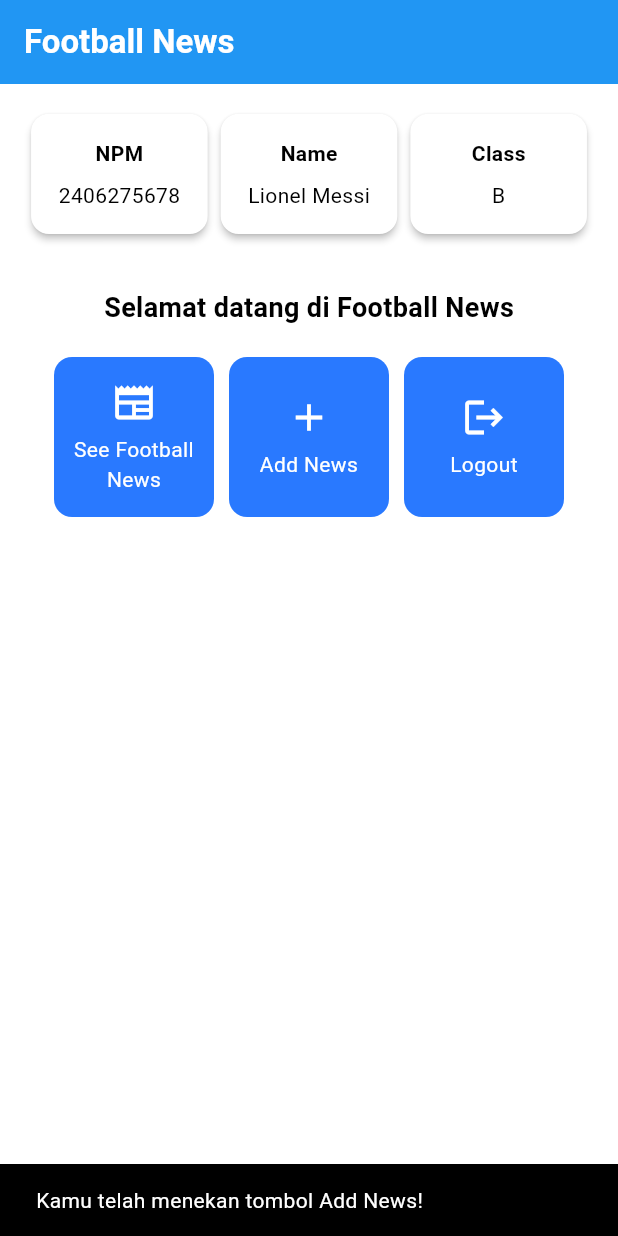
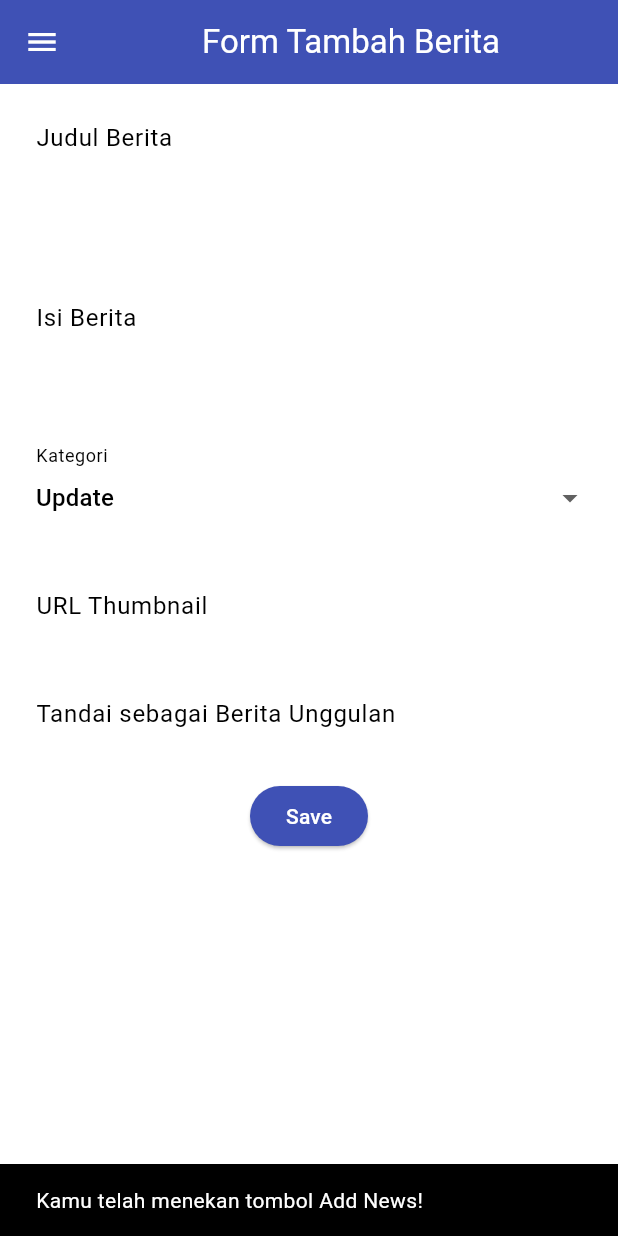
Before and after one commit to ausydhafa/football-news-mobile, a Flutter app: the screen it shows after launch, after a tap on "Add News", on a phone screen of 412 x 824 dp. Run offline on Flutter 3.47's test engine with Material 3 defaults, Android fonts, the phone set to English and light mode, and no system bars.

Commit message:
tutorial 7 selesai

```diff
--- a/football_news/lib/main.dart
+++ b/football_news/lib/main.dart
@@ -1,5 +1,5 @@
 import 'package:flutter/material.dart';
-import 'package:football_news/menu.dart';
+import 'package:football_news/screens/menu.dart';
 
 void main() {
   runApp(const MyApp());
--- a/football_news/lib/menu.dart
+++ b/football_news/lib/screens/menu.dart
@@ -1,4 +1,8 @@
 import 'package:flutter/material.dart';
+import 'package:football_news/widgets/left_drawer.dart';
+import 'package:football_news/screens/newslist_form.dart';
+import 'package:football_news/widgets/news_card.dart';
+
 
 class MyHomePage extends StatelessWidget {
     MyHomePage({super.key});
@@ -30,6 +34,7 @@ class MyHomePage extends StatelessWidget {
             // Warna latar belakang AppBar diambil dari skema warna tema aplikasi.
             backgroundColor: Theme.of(context).colorScheme.primary,
           ),
+          drawer: LeftDrawer(),
           // Body halaman dengan padding di sekelilingnya.
           body: Padding(
             padding: const EdgeInsets.all(16.0),
@@ -125,63 +130,3 @@ class InfoCard extends StatelessWidget {
     );
   }
 }
-
-class ItemHomepage {
- final String name;
- final IconData icon;
-
- ItemHomepage(this.name, this.icon);
-}
-
-class ItemCard extends StatelessWidget {
-  // Menampilkan kartu dengan ikon dan nama.
-
-  final ItemHomepage item;
-
-  const ItemCard(this.item, {super.key});
-
-  @override
-  Widget build(BuildContext context) {
-    return Material(
-      // Menentukan warna latar belakang dari tema aplikasi.
-      color: Theme.of(context).colorScheme.secondary,
-      // Membuat sudut kartu melengkung.
-      borderRadius: BorderRadius.circular(12),
-
-      child: InkWell(
-        // Aksi ketika kartu ditekan.
-        onTap: () {
-          // Menampilkan pesan SnackBar saat kartu ditekan.
-          ScaffoldMessenger.of(context)
-            ..hideCurrentSnackBar()
-            ..showSnackBar(
-              SnackBar(content: Text("Kamu telah menekan tombol ${item.name}!"))
-            );
-        },
-        // Container untuk menyimpan Icon dan Text
-        child: Container(
-          padding: const EdgeInsets.all(8),
-          child: Center(
-            child: Column(
-              // Menyusun ikon dan teks di tengah kartu.
-              mainAxisAlignment: MainAxisAlignment.center,
-              children: [
-                Icon(
-                  item.icon,
-                  color: Colors.white,
-                  size: 30.0,
-                ),
-                const Padding(padding: EdgeInsets.all(3)),
-                Text(
-                  item.name,
-                  textAlign: TextAlign.center,
-                  style: const TextStyle(color: Colors.white),
-                ),
-              ],
-            ),
-          ),
-        ),
-      ),
-    );
-  }
-}
--- /dev/null
+++ b/football_news/lib/screens/newslist_form.dart
@@ -0,0 +1,217 @@
+import 'package:flutter/material.dart';
+import 'package:football_news/widgets/left_drawer.dart';
+// TODO: Impor drawer yang sudah dibuat sebelumnya
+
+class NewsFormPage extends StatefulWidget {
+    const NewsFormPage({super.key});
+
+    @override
+    State<NewsFormPage> createState() => _NewsFormPageState();
+}
+
+class _NewsFormPageState extends State<NewsFormPage> {
+    final _formKey = GlobalKey<FormState>();
+    String _title = "";
+    String _content = "";
+    String _category = "update"; // default
+    String _thumbnail = "";
+    bool _isFeatured = false; // default
+
+    final List<String> _categories = [
+      'transfer',
+      'update',
+      'exclusive',
+      'match',
+      'rumor',
+      'analysis',
+    ];
+
+    @override
+    Widget build(BuildContext context) {
+        return Scaffold(
+                 appBar: AppBar(
+                   title: const Center(
+                     child: Text(
+                       'Form Tambah Berita',
+                     ),
+                   ),
+                   backgroundColor: Colors.indigo,
+                   foregroundColor: Colors.white,
+                 ),
+                 // TODO: Tambahkan drawer yang sudah dibuat di sini
+                 drawer: const LeftDrawer(),
+                 body: Form(
+                   key: _formKey,
+                   child: SingleChildScrollView(
+                     child: Column(
+                       crossAxisAlignment: CrossAxisAlignment.start,
+                       children:[
+                         // === Title ===
+                         Padding(
+                           padding: const EdgeInsets.all(8.0),
+                           child: TextFormField(
+                             decoration: InputDecoration(
+                               hintText: "Judul Berita",
+                               labelText: "Judul Berita",
+                               border: OutlineInputBorder(
+                                 borderRadius: BorderRadius.circular(5.0),
+                               ),
+                             ),
+                             onChanged: (String? value) {
+                               setState(() {
+                                 _title = value!;
+                               });
+                             },
+                             validator: (String? value) {
+                               if (value == null || value.isEmpty) {
+                                 return "Judul tidak boleh kosong!";
+                               }
+                               return null;
+                             },
+                           ),
+                         ),
+
+                         // === Content ===
+                         Padding(
+                           padding: const EdgeInsets.all(8.0),
+                           child: TextFormField(
+                             maxLines: 5,
+                             decoration: InputDecoration(
+                               hintText: "Isi Berita",
+                               labelText: "Isi Berita",
+                               border: OutlineInputBorder(
+                                 borderRadius: BorderRadius.circular(5.0),
+                               ),
+                             ),
+                             onChanged: (String? value) {
+                               setState(() {
+                                 _content = value!;
+                               });
+                             },
+                             validator: (String? value) {
+                               if (value == null || value.isEmpty) {
+                                 return "Isi berita tidak boleh kosong!";
+                               }
+                               return null;
+                             },
+                           ),
+                         ),
+
+                         // === Category ===
+                         Padding(
+                           padding: const EdgeInsets.all(8.0),
+                           child: DropdownButtonFormField<String>(
+                             decoration: InputDecoration(
+                               labelText: "Kategori",
+                               border: OutlineInputBorder(
+                                 borderRadius: BorderRadius.circular(5.0),
+                               ),
+                             ),
+                             value: _category,
+                             items: _categories
+                                 .map((cat) => DropdownMenuItem(
+                                       value: cat,
+                                       child: Text(
+                                           cat[0].toUpperCase() + cat.substring(1)),
+                                     ))
+                                 .toList(),
+                             onChanged: (String? newValue) {
+                               setState(() {
+                                 _category = newValue!;
+                               });
+                             },
+                           ),
+                         ),
+
+                         // === Thumbnail URL ===
+                         Padding(
+                           padding: const EdgeInsets.all(8.0),
+                           child: TextFormField(
+                             decoration: InputDecoration(
+                               hintText: "URL Thumbnail (opsional)",
+                               labelText: "URL Thumbnail",
+                               border: OutlineInputBorder(
+                                 borderRadius: BorderRadius.circular(5.0),
+                               ),
+                             ),
+                             onChanged: (String? value) {
+                               setState(() {
+                                 _thumbnail = value!;
+                               });
+                             },
+                           ),
+                         ),
+
+                         // === Is Featured ===
+                         Padding(
+                           padding: const EdgeInsets.all(8.0),
+                           child: SwitchListTile(
+                             title: const Text("Tandai sebagai Berita Unggulan"),
+                             value: _isFeatured,
+                             onChanged: (bool value) {
+                               setState(() {
+                                 _isFeatured = value;
+                               });
+                             },
+                           ),
+                         ),
+
+                         // === Tombol Simpan ===
+                         Align(
+                           alignment: Alignment.bottomCenter,
+                           child: Padding(
+                             padding: const EdgeInsets.all(8.0),
+                             child: ElevatedButton(
+                               style: ButtonStyle(
+                                 backgroundColor:
+                                     MaterialStateProperty.all(Colors.indigo),
+                               ),
+                               onPressed: () {
+                                 if (_formKey.currentState!.validate()) {
+                                   showDialog(
+                                     context: context,
+                                     builder: (context) {
+                                       return AlertDialog(
+                                         title: const Text('Produk berhasil tersimpan'),
+                                         content: SingleChildScrollView(
+                                           child: Column(
+                                             crossAxisAlignment:
+                                                 CrossAxisAlignment.start,
+                                             children: [
+                                                Text('Judul: $_title'),
+                                                 Text('Isi: $_content'),
+                                                 Text('Kategori: $_category'),
+                                                 Text('Thumbnail: $_thumbnail'),
+                                                 Text(
+                                                     'Unggulan: ${_isFeatured ? "Ya" : "Tidak"}'),
+                                             ],
+                                           ),
+                                         ),
+                                         actions: [
+                                           TextButton(
+                                             child: const Text('OK'),
+                                             onPressed: () {
+                                               Navigator.pop(context);
+                                               _formKey.currentState!.reset();
+                                             },
+                                           ),
+                                         ],
+                                       );
+                                     },
+                                   );
+                                 }
+                               },
+                               child: const Text(
+                                 "Save",
+                                 style: TextStyle(color: Colors.white),
+                                ),
+                              ),
+                            ),
+                          ),
+                        ],
+                      ),
+                    ),
+                  ),
+                );
+              }
+            }
--- /dev/null
+++ b/football_news/lib/widgets/left_drawer.dart
@@ -0,0 +1,76 @@
+import 'package:flutter/material.dart';
+import 'package:football_news/screens/menu.dart';
+import 'package:football_news/screens/newslist_form.dart';
+// TODO: Impor halaman NewsFormPage jika sudah dibuat
+
+class LeftDrawer extends StatelessWidget {
+  const LeftDrawer({super.key});
+
+  @override
+  Widget build(BuildContext context) {
+    return Drawer(
+      child: ListView(
+        children: [
+          const DrawerHeader(
+            decoration: BoxDecoration(
+              color: Colors.blue,
+            ),
+            child: Column(
+              children: [
+                Text(
+                  'Football News',
+                  textAlign: TextAlign.center,
+                  style: TextStyle(
+                    fontSize: 30,
+                    fontWeight: FontWeight.bold,
+                    color: Colors.white,
+                  ),
+                ),
+                Padding(padding: EdgeInsets.all(10)),
+                Text("Seluruh berita sepak bola terkini di sini!",
+                  // TODO: Tambahkan gaya teks dengan center alignment, font ukuran 15, warna putih, dan weight biasa
+                  textAlign: TextAlign.center,
+                  style: TextStyle(
+                    fontSize: 15,
+                    fontWeight: FontWeight.normal,
+                    color: Colors.white,
+                  ),
+                ),
+              ],
+            ),
+          ),
+
+          ListTile(
+            leading: const Icon(Icons.home_outlined),
+            title: const Text('Home'),
+            // Bagian redirection ke MyHomePage
+            onTap: () {
+              Navigator.pushReplacement(
+                  context,
+                  MaterialPageRoute(
+                    builder: (context) => MyHomePage(),
+                  ));
+            },
+          ),
+          ListTile(
+            leading: const Icon(Icons.post_add),
+            title: const Text('Add News'),
+            // Bagian redirection ke NewsFormPage
+            onTap: () {
+              /*
+              TODO: Buatlah routing ke NewsFormPage di sini,
+              setelah halaman NewsFormPage sudah dibuat.
+              */
+              Navigator.pushReplacement(
+                  context,
+                  MaterialPageRoute(
+                    builder: (context) => NewsFormPage(),
+                  ),
+                );
+            },
+          ),
+        ],
+      ),
+    );
+  }
+}
--- /dev/null
+++ b/football_news/lib/widgets/news_card.dart
@@ -0,0 +1,73 @@
+import 'package:flutter/material.dart';
+import 'package:football_news/screens/newslist_form.dart';
+
+class ItemHomepage {
+ final String name;
+ final IconData icon;
+
+ ItemHomepage(this.name, this.icon);
+}
+
+class ItemCard extends StatelessWidget {
+  // Menampilkan kartu dengan ikon dan nama.
+
+  final ItemHomepage item;
+
+  const ItemCard(this.item, {super.key});
+
+  @override
+  Widget build(BuildContext context) {
+    return Material(
+      // Menentukan warna latar belakang dari tema aplikasi.
+      color: Theme.of(context).colorScheme.secondary,
+      // Membuat sudut kartu melengkung.
+      borderRadius: BorderRadius.circular(12),
+
+      child: InkWell(
+        // Area responsif terhadap sentuhan
+        onTap: () {
+          // Memunculkan SnackBar ketika diklik
+          ScaffoldMessenger.of(context)
+            ..hideCurrentSnackBar()
+            ..showSnackBar(SnackBar(
+                content: Text("Kamu telah menekan tombol ${item.name}!")));
+
+          // Navigate ke route yang sesuai (tergantung jenis tombol)
+          if (item.name == "Add News") {
+            // TODO: Gunakan Navigator.push untuk melakukan navigasi ke MaterialPageRoute yang mencakup NewsFormPage.
+            Navigator.push(
+              context,
+              MaterialPageRoute(
+                builder: (context) => NewsFormPage(),
+              ),
+            );
+          }
+        },
+
+        // Container untuk menyimpan Icon dan Text
+        child: Container(
+          padding: const EdgeInsets.all(8),
+          child: Center(
+            child: Column(
+              // Menyusun ikon dan teks di tengah kartu.
+              mainAxisAlignment: MainAxisAlignment.center,
+              children: [
+                Icon(
+                  item.icon,
+                  color: Colors.white,
+                  size: 30.0,
+                ),
+                const Padding(padding: EdgeInsets.all(3)),
+                Text(
+                  item.name,
+                  textAlign: TextAlign.center,
+                  style: const TextStyle(color: Colors.white),
+                ),
+              ],
+            ),
+          ),
+        ),
+      ),
+    );
+  }
+}
```
